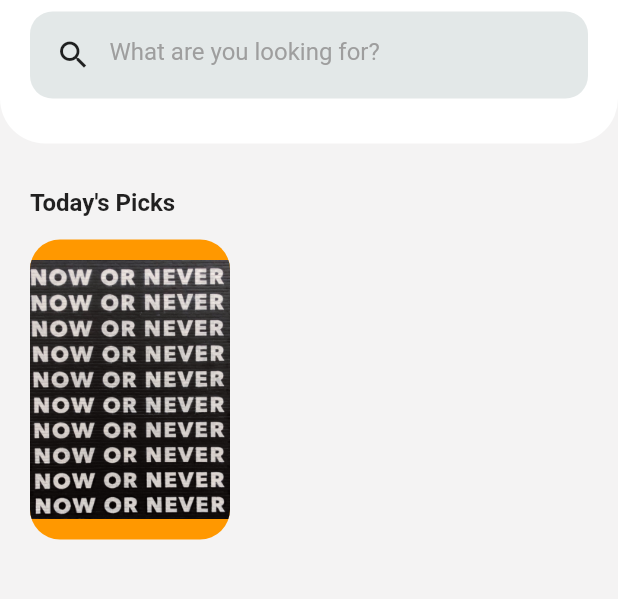
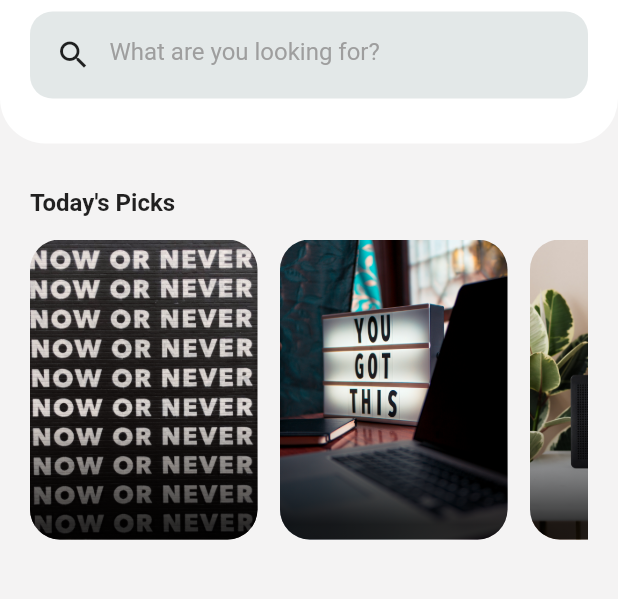
Before and after one commit to FlutterUI-archive/Inspiration, a Flutter app: the screen it shows after launch, on a phone screen of 412 x 824 dp, the part 236-835 px from its top. Run offline on Flutter 3.47's test engine with Material 2 defaults, Android fonts, the phone set to English and light mode, and no system bars.

Commit message:
Completed the List view - Image display

```diff
--- a/lib/main.dart
+++ b/lib/main.dart
@@ -82,8 +82,12 @@ class _HomePageState extends State<HomePage> {
                     height: 200,
                     child: ListView(
                       scrollDirection: Axis.horizontal,
-                      children: [promoCard("")],
-                    ))
+                      children: [promoCard("assets/images/one.jpg"),
+                      promoCard("assets/images/two.jpg"),
+                      promoCard("assets/images/three.jpg"),
+                      promoCard("assets/images/four.jpg")],
+                    )),
+
               ],
             ),
           )
@@ -94,13 +98,23 @@ class _HomePageState extends State<HomePage> {
 
   Widget promoCard(image) {
     return AspectRatio(
-        aspectRatio: 2 / 3,
+        aspectRatio: 2.5 / 3,
         child: Container(
+          margin: EdgeInsets.only(right: 15.0),
           decoration: BoxDecoration(
-              color: Colors.orange,
-              borderRadius: BorderRadius.circular(20),
-              image:
-                  DecorationImage(image: AssetImage("assets/images/one.jpg"))),
+            borderRadius: BorderRadius.circular(20),
+            image: DecorationImage(
+                fit: BoxFit.cover, image: AssetImage(image)),
+          ),
+          child: Container(
+            decoration: BoxDecoration(
+                borderRadius: BorderRadius.circular(20),
+                gradient: LinearGradient(begin: Alignment.bottomRight,
+                stops: [0.1,0.8], colors: [
+                  Colors.black.withOpacity(.8),
+                  Colors.black.withOpacity(0)
+                ])),
+          ),
         ));
   }
 }
```
